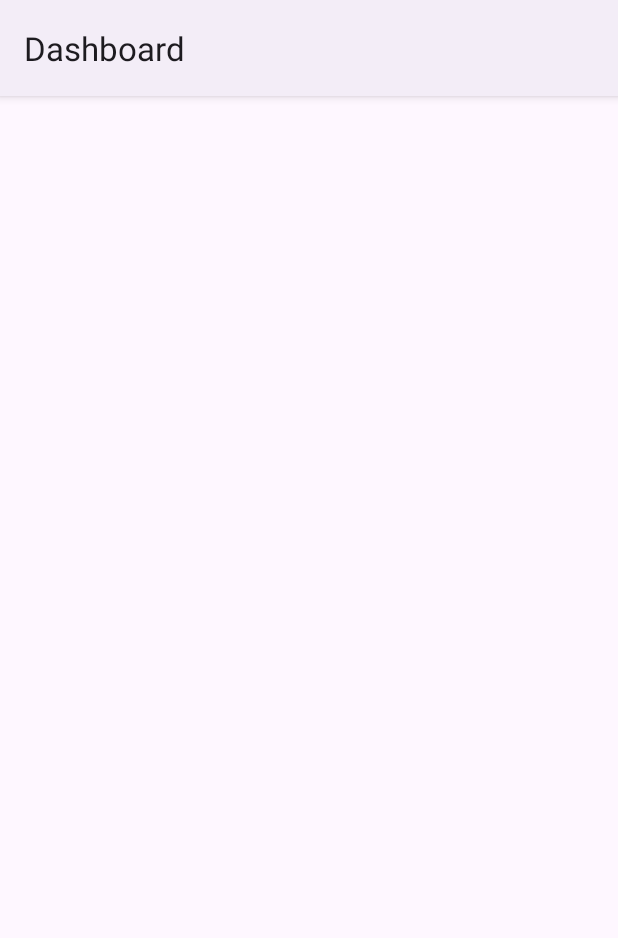
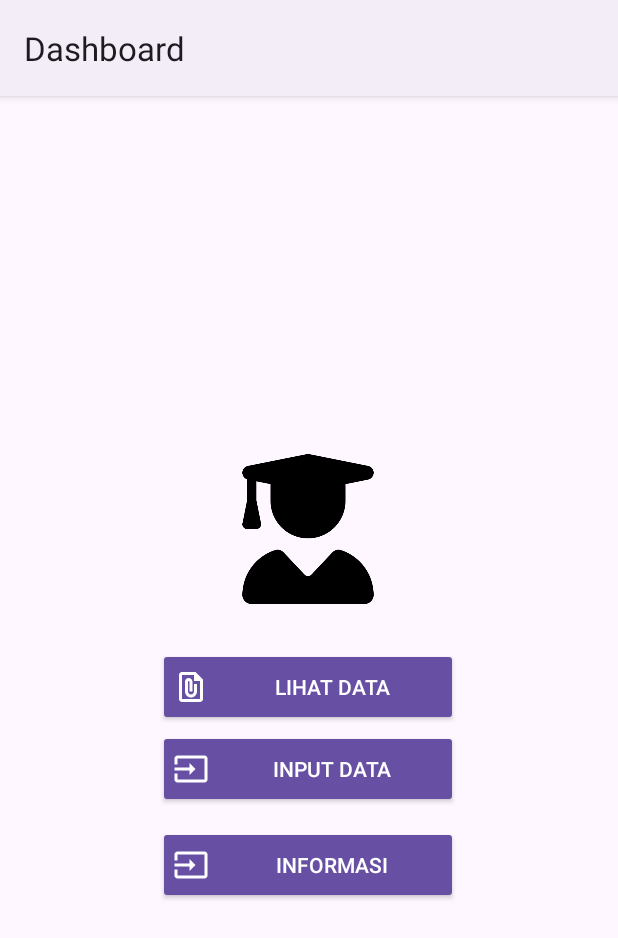
Before and after one commit to n4days/SIMKampus, an Android app: the Dashboard screen opened directly, with no data from a screen before it, on a phone screen of 412 x 824 dp. Shown: the top 938 px of the screen. Run offline under Robolectric (Android 15) with nearby library versions, the phone set to English and light mode, and no system bars.

Commit message:
feat(ujian) add ui Dashboard

```diff
--- /dev/null
+++ b/app/src/main/res/drawable/baseline_file_present_24.xml
@@ -0,0 +1,5 @@
+<vector android:height="24dp" android:tint="#000000"
+    android:viewportHeight="24" android:viewportWidth="24"
+    android:width="24dp" xmlns:android="http://schemas.android.com/apk/res/android">
+    <path android:fillColor="@android:color/white" android:pathData="M15,2L6,2c-1.1,0 -2,0.9 -2,2v16c0,1.1 0.9,2 2,2h12c1.1,0 2,-0.9 2,-2L20,7l-5,-5zM6,20L6,4h8v4h4v12L6,20zM16,10v5c0,2.21 -1.79,4 -4,4s-4,-1.79 -4,-4L8,8.5c0,-1.47 1.26,-2.64 2.76,-2.49 1.3,0.13 2.24,1.32 2.24,2.63L13,15h-2L11,8.5c0,-0.28 -0.22,-0.5 -0.5,-0.5s-0.5,0.22 -0.5,0.5L10,15c0,1.1 0.9,2 2,2s2,-0.9 2,-2v-5h2z"/>
+</vector>
--- /dev/null
+++ b/app/src/main/res/drawable/baseline_info_24.xml
@@ -0,0 +1,5 @@
+<vector android:height="24dp" android:tint="#000000"
+    android:viewportHeight="24" android:viewportWidth="24"
+    android:width="24dp" xmlns:android="http://schemas.android.com/apk/res/android">
+    <path android:fillColor="@android:color/white" android:pathData="M12,2C6.48,2 2,6.48 2,12s4.48,10 10,10 10,-4.48 10,-10S17.52,2 12,2zM13,17h-2v-6h2v6zM13,9h-2L11,7h2v2z"/>
+</vector>
--- /dev/null
+++ b/app/src/main/res/drawable/baseline_input_24.xml
@@ -0,0 +1,5 @@
+<vector android:autoMirrored="true" android:height="24dp"
+    android:tint="#000000" android:viewportHeight="24"
+    android:viewportWidth="24" android:width="24dp" xmlns:android="http://schemas.android.com/apk/res/android">
+    <path android:fillColor="@android:color/white" android:pathData="M21,3.01H3c-1.1,0 -2,0.9 -2,2V9h2V4.99h18v14.03H3V15H1v4.01c0,1.1 0.9,1.98 2,1.98h18c1.1,0 2,-0.88 2,-1.98v-14c0,-1.11 -0.9,-2 -2,-2zM11,16l4,-4 -4,-4v3H1v2h10v3z"/>
+</vector>
--- a/app/src/main/res/layout/activity_dashboard.xml
+++ b/app/src/main/res/layout/activity_dashboard.xml
@@ -6,4 +6,65 @@
     android:layout_height="match_parent"
     tools:context=".Dashboard">
 
+
+    <Button
+        android:id="@+id/btnViewData"
+        style="@style/Widget.AppCompat.Button"
+        android:layout_width="200dp"
+        android:layout_height="wrap_content"
+        android:layout_marginTop="44dp"
+        android:drawableLeft="@drawable/baseline_file_present_24"
+        android:drawableTint="#FFFFFF"
+        android:padding="10dp"
+        android:text="LIHAT DATA"
+        app:layout_constraintBottom_toBottomOf="parent"
+        app:layout_constraintEnd_toEndOf="parent"
+        app:layout_constraintHorizontal_bias="0.497"
+        app:layout_constraintStart_toStartOf="parent"
+        app:layout_constraintTop_toTopOf="parent"
+        app:layout_constraintVertical_bias="0.488" />
+
+    <ImageView
+        android:id="@+id/imageView"
+        android:layout_width="100dp"
+        android:layout_height="100dp"
+        app:layout_constraintBottom_toBottomOf="parent"
+        app:layout_constraintEnd_toEndOf="parent"
+        app:layout_constraintHorizontal_bias="0.498"
+        app:layout_constraintStart_toStartOf="parent"
+        app:layout_constraintTop_toTopOf="parent"
+        app:layout_constraintVertical_bias="0.362"
+        app:srcCompat="@drawable/person" />
+
+    <Button
+        android:id="@+id/btnInputData"
+        style="@style/Widget.AppCompat.Button"
+        android:layout_width="200dp"
+        android:layout_height="wrap_content"
+        android:layout_marginTop="84dp"
+        android:drawableLeft="@drawable/baseline_input_24"
+        android:drawableTint="#FFFFFF"
+        android:padding="10dp"
+        android:text="INPUT DATA"
+        app:layout_constraintEnd_toEndOf="parent"
+        app:layout_constraintHorizontal_bias="0.497"
+        app:layout_constraintStart_toStartOf="parent"
+        app:layout_constraintTop_toBottomOf="@id/imageView" />
+
+    <Button
+        android:id="@+id/btnInfo"
+        style="@style/Widget.AppCompat.Button"
+        android:layout_width="200dp"
+        android:layout_height="wrap_content"
+        android:layout_marginTop="148dp"
+        android:drawableLeft="@drawable/baseline_input_24"
+        android:drawableTint="#FFFFFF"
+        android:padding="10dp"
+        android:text="INFORMASI"
+        app:layout_constraintEnd_toEndOf="parent"
+        app:layout_constraintHorizontal_bias="0.497"
+        app:layout_constraintStart_toStartOf="parent"
+        app:layout_constraintTop_toBottomOf="@id/imageView" />
+
+
 </androidx.constraintlayout.widget.ConstraintLayout>
```
